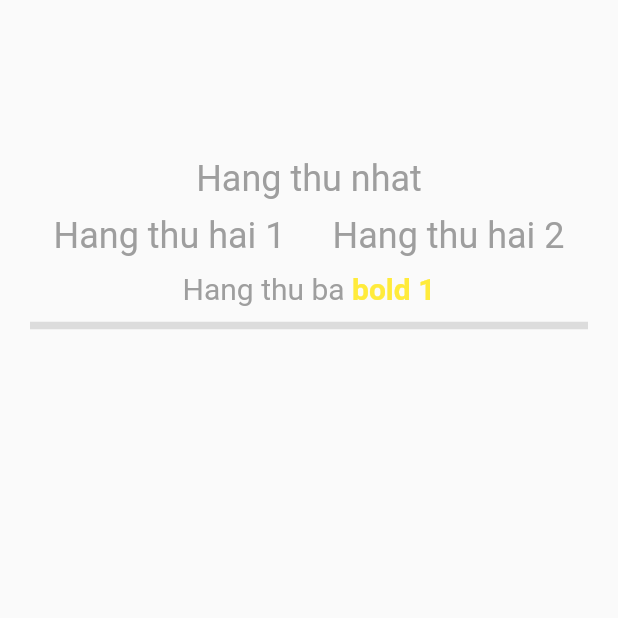
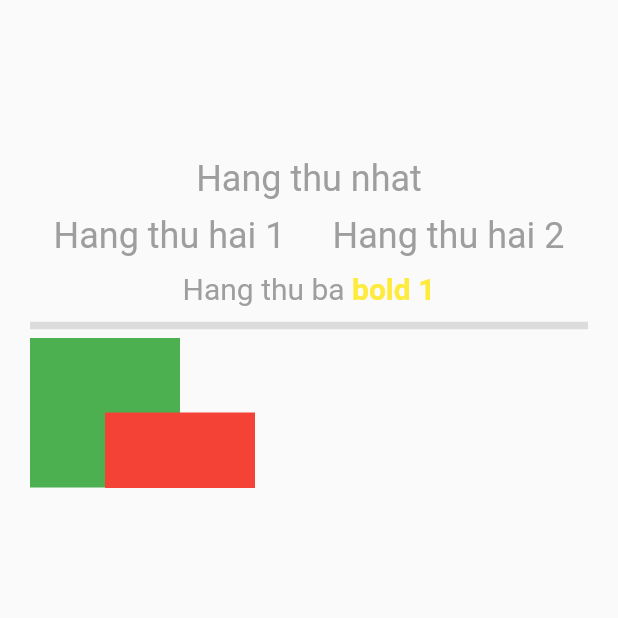
Before and after one commit to khoa-nd/flutter_row_column_stack_layout, a Flutter app: the screen it shows after launch, on a phone screen of 412 x 824 dp, the top half of it. Run offline on Flutter 3.47's test engine with Material 2 defaults, Android fonts, the phone set to English and light mode, and no system bars.

Commit message:
Try to draw overlapping square using stack widget

```diff
--- a/lib/main.dart
+++ b/lib/main.dart
@@ -73,6 +73,13 @@ class _MyHomePageState extends State<MyHomePage> {
                 )),
             const Divider(
               thickness: 5.0,
+            ),
+            Stack(
+              children: <Widget>[
+                Positioned(child: Container(width: 100, height: 100, color: Colors.green)),
+                Positioned(top: 50, left: 50, child: Container(width: 100, height: 100, color: Colors.red)),
+                Container(),
+              ],
             )
           ],
         ),
```
